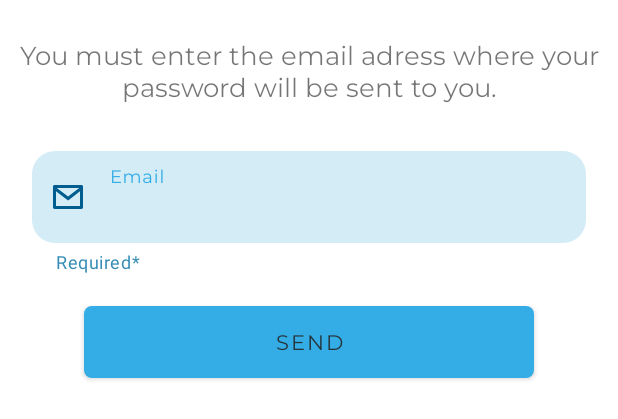
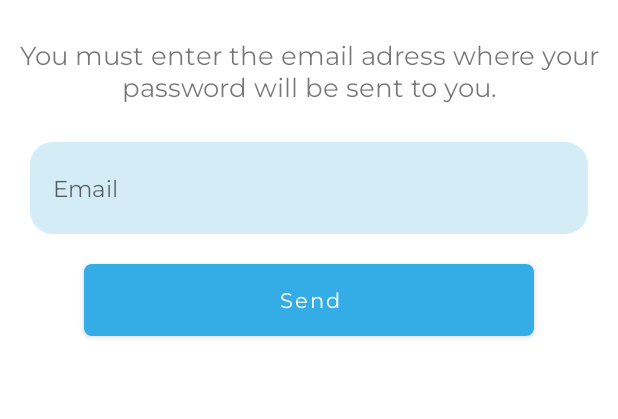
Before and after one commit to HOMIES-Project/homies-android, an Android app: the layout layout_botton_sheet.xml on its own in the app's theme, with its tools: preview values and no code run, on a phone screen of 412 x 824 dp. Shown: the top 419 px of the screen. Run offline under Robolectric (Android 15) with nearby library versions, the light colour scheme and no system bars.

Commit message:
LayoutLostOperative and UserServices

```diff
--- a/app/src/main/AndroidManifest.xml
+++ b/app/src/main/AndroidManifest.xml
@@ -15,7 +15,6 @@
             android:name=".MenuActivity"
             android:exported="false" />
         <activity android:name=".MainActivity" />
-
         <activity
             android:name=".SplashActivity"
             android:exported="true">
--- a/app/src/main/res/layout/fragment_login.xml
+++ b/app/src/main/res/layout/fragment_login.xml
@@ -161,7 +161,6 @@
             android:textColor="@color/primaryTextColor"
             app:layout_constraintBottom_toBottomOf="parent"
             app:layout_constraintEnd_toEndOf="parent"
-            app:layout_constraintHorizontal_bias="0.495"
             app:layout_constraintStart_toStartOf="parent"
             app:layout_constraintTop_toBottomOf="@+id/forgotPasswordTV" />
 
--- a/app/src/main/res/layout/layout_botton_sheet.xml
+++ b/app/src/main/res/layout/layout_botton_sheet.xml
@@ -19,50 +19,31 @@
             android:layout_marginTop="25dp"
             android:layout_marginEnd="20dp"
             android:fontFamily="@font/montserrat_regular"
+            android:gravity="center"
             android:text="@string/ingressEmail"
             android:textSize="17sp"
-            android:gravity="center"
             app:layout_constraintEnd_toEndOf="parent"
             app:layout_constraintStart_toStartOf="parent"
             app:layout_constraintTop_toTopOf="parent" />
 
-        <com.google.android.material.textfield.TextInputLayout
-            android:id="@+id/ip_user"
-            style="@style/Widget.MaterialComponents.TextInputLayout.FilledBox"
+
+        <EditText
+            android:id="@+id/recoverInput"
             android:layout_width="match_parent"
-            android:layout_height="wrap_content"
+            android:layout_height="61dp"
             android:layout_marginStart="20dp"
-            android:layout_marginTop="30dp"
+            android:layout_marginTop="25dp"
             android:layout_marginEnd="20dp"
-            android:padding="1dp"
-            app:boxStrokeWidth="0dp"
-            app:boxStrokeWidthFocused="0dp"
-            app:endIconMode="clear_text"
-            app:errorTextAppearance="@style/error_appearance"
-            app:helperText="Required*"
-            app:helperTextTextColor="@color/secondaryLightColor"
+            android:background="@drawable/rounded_edittext"
+            android:fontFamily="@font/montserrat_regular"
+            android:hint="@string/recoverInput"
+            android:inputType="textEmailAddress"
+            android:maxLength="50"
+            android:padding="15dp"
+            android:textSize="15sp"
             app:layout_constraintEnd_toEndOf="parent"
             app:layout_constraintStart_toStartOf="parent"
-            app:layout_constraintTop_toBottomOf="@+id/ingressMail"
-            app:startIconDrawable="@drawable/ic_email"
-            app:startIconTint="@color/secondaryColor">
-
-            <com.google.android.material.textfield.TextInputEditText
-                android:id="@+id/recoverInput"
-                android:layout_width="match_parent"
-                android:layout_height="61dp"
-                android:layout_marginStart="0dp"
-                android:layout_marginTop="0dp"
-                android:layout_marginEnd="0dp"
-                android:layout_marginBottom="0dp"
-                android:background="@drawable/rounded_edittext"
-                android:fontFamily="@font/montserrat_regular"
-                android:hint="@string/recoverInput"
-                android:inputType="textEmailAddress"
-                android:maxLength="50"
-                android:padding="15dp"
-                android:textSize="15sp" />
-        </com.google.android.material.textfield.TextInputLayout>
+            app:layout_constraintTop_toBottomOf="@+id/ingressMail" />
 
         <Button
             android:id="@+id/recoverButton"
@@ -75,11 +56,12 @@
             android:fontFamily="@font/montserrat_regular"
             android:padding="1dp"
             android:text="@string/recoverButton"
-            android:textColor="#263238"
+            android:textAllCaps="false"
+            android:textColor="@color/primaryTextColor"
             app:layout_constraintBottom_toBottomOf="parent"
             app:layout_constraintEnd_toEndOf="parent"
             app:layout_constraintStart_toStartOf="parent"
-            app:layout_constraintTop_toBottomOf="@+id/ip_user" />
+            app:layout_constraintTop_toBottomOf="@+id/recoverInput" />
 
     </androidx.constraintlayout.widget.ConstraintLayout>
 </ScrollView>
--- a/app/src/main/res/values/strings.xml
+++ b/app/src/main/res/values/strings.xml
@@ -9,7 +9,7 @@
     <string name="your_first_name">Nombre</string>
     <string name="your_last_name">Apellidos</string>
     <string name="val_required">Todos los campos obligatorios</string>
-    <string name="val_passMin">Contraseña mínima de 4 caracteres</string>
+    <string name="val_passMin">Contraseña mínima de 8 caracteres</string>
     <string name="val_username">Mínimo de 4 caracteres</string>
     <string name="val_email">Mínimo de 8 caracteres</string>
     <string name="val_pass">Mínimo de 8 caracteres</string>
--- a/app/src/main/res/values/themes.xml
+++ b/app/src/main/res/values/themes.xml
@@ -20,6 +20,12 @@
         <item name="android:textColor">@color/errorColor</item>
     </style>
 
+    <style name="BottonSheetDialogTheme" parent="Theme.Design.Light.BottomSheetDialog">
+        <item name="bottomSheetStyle">@style/BottonSheetStyle</item>
+    </style>
+    <style name="BottonSheetStyle" parent="Widget.Design.BottomSheet.Modal">
+        <item name="android:background">@android:color/white</item>
+    </style>
 
 
 </resources>
```
Also changed, not shown: app/src/main/java/com/homies/homies/services/UserRequest.java (+8 -0 lines), app/src/main/java/com/homies/homies/services/UserResponse.java (+9 -0 lines), app/src/main/java/com/homies/homies/services/UserService.java (+6 -1 lines), app/src/main/java/com/homies/homies/user/LoginFragment.java (+29 -6 lines).
